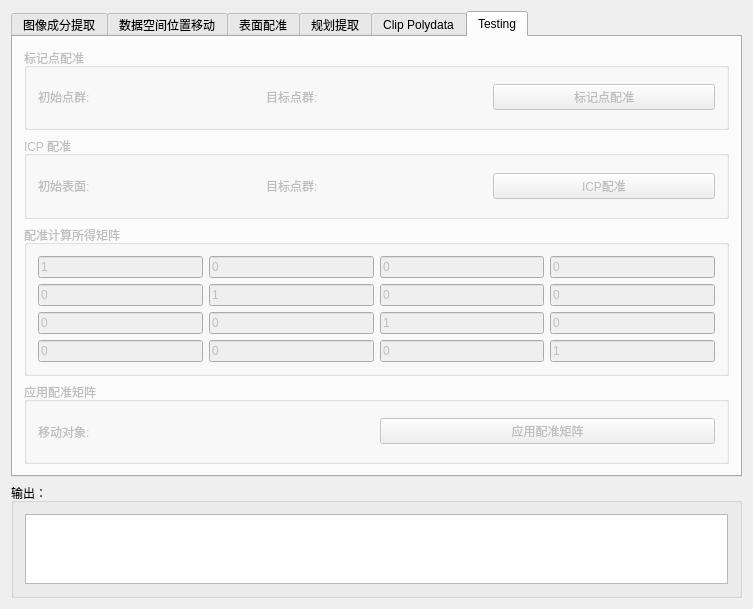
Qt form Plugins/org.mitk.lancet.dentalwidget/src/internal/DentalWidgetControls.ui (zhaomengxiao/LancetMITK-Adition) before a commit.
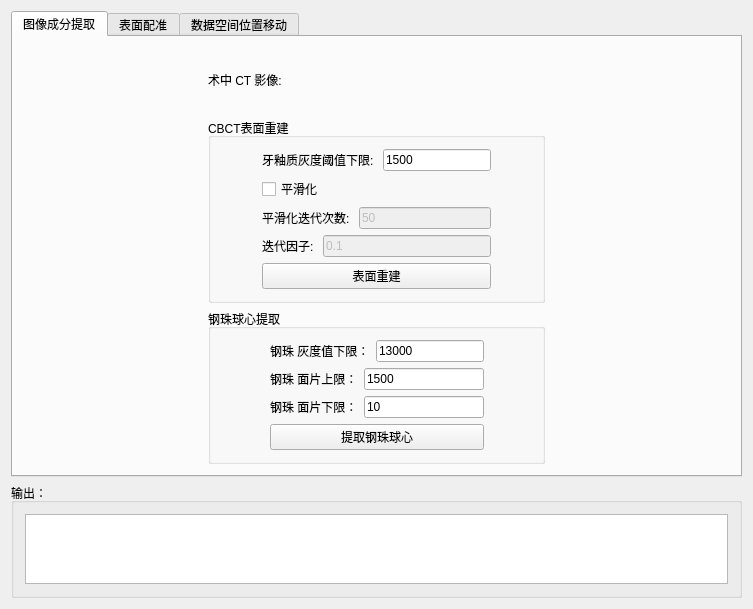
The same form after that commit. The open tabs and pages were chosen to show the change. Custom widgets are drawn as their Qt base class.

Commit message: Cleanup and steelball center detection

The edit to the form file:
```diff
--- a/Plugins/org.mitk.lancet.dentalwidget/src/internal/DentalWidgetControls.ui
+++ b/Plugins/org.mitk.lancet.dentalwidget/src/internal/DentalWidgetControls.ui
@@ -19,7 +19,7 @@
   <property name="windowTitle">
    <string>QmitkTemplate</string>
   </property>
-  <layout class="QGridLayout" name="gridLayout_16">
+  <layout class="QGridLayout" name="gridLayout">
    <item row="1" column="0">
     <widget class="QGroupBox" name="groupBox_2">
      <property name="title">
@@ -50,19 +50,19 @@
       <attribute name="title">
        <string>图像成分提取</string>
       </attribute>
-      <layout class="QGridLayout" name="gridLayout_4">
-       <item row="0" column="0">
+      <layout class="QGridLayout" name="gridLayout_12">
+       <item row="1" column="1" colspan="2">
         <widget class="QGroupBox" name="groupBox_3">
          <property name="title">
           <string>CBCT表面重建</string>
          </property>
          <layout class="QGridLayout" name="gridLayout_3">
-          <item row="1" column="0">
+          <item row="0" column="1">
            <layout class="QHBoxLayout" name="horizontalLayout_2">
             <item>
              <widget class="QLabel" name="label_2">
               <property name="text">
-               <string>牙灰度阈值下限: </string>
+               <string>牙釉质灰度阈值下限: </string>
               </property>
              </widget>
             </item>
@@ -75,17 +75,14 @@
             </item>
            </layout>
           </item>
-          <item row="2" column="0">
-           <widget class="QCheckBox" name="checkBox_useSmooth">
-            <property name="enabled">
-             <bool>true</bool>
-            </property>
+          <item row="4" column="1">
+           <widget class="QPushButton" name="pushButton_reconstructSurface">
             <property name="text">
-             <string>平滑化</string>
+             <string>表面重建</string>
             </property>
            </widget>
           </item>
-          <item row="3" column="0">
+          <item row="2" column="1">
            <layout class="QHBoxLayout" name="horizontalLayout_3">
             <item>
              <widget class="QLabel" name="label_3">
@@ -106,7 +103,7 @@
             </item>
            </layout>
           </item>
-          <item row="4" column="0">
+          <item row="3" column="1">
            <layout class="QHBoxLayout" name="horizontalLayout_4">
             <item>
              <widget class="QLabel" name="label_4">
@@ -127,30 +124,335 @@
             </item>
            </layout>
           </item>
-          <item row="5" column="0">
-           <widget class="QPushButton" name="pushButton_reconstructSurface">
+          <item row="2" column="0">
+           <spacer name="horizontalSpacer_3">
+            <property name="orientation">
+             <enum>Qt::Horizontal</enum>
+            </property>
+            <property name="sizeHint" stdset="0">
+             <size>
+              <width>40</width>
+              <height>20</height>
+             </size>
+            </property>
+           </spacer>
+          </item>
+          <item row="1" column="1">
+           <widget class="QCheckBox" name="checkBox_useSmooth">
+            <property name="enabled">
+             <bool>true</bool>
+            </property>
             <property name="text">
-             <string>表面重建</string>
+             <string>平滑化</string>
             </property>
            </widget>
           </item>
-          <item row="0" column="0">
+          <item row="2" column="2">
+           <spacer name="horizontalSpacer_4">
+            <property name="orientation">
+             <enum>Qt::Horizontal</enum>
+            </property>
+            <property name="sizeHint" stdset="0">
+             <size>
+              <width>40</width>
+              <height>20</height>
+             </size>
+            </property>
+           </spacer>
+          </item>
+         </layout>
+        </widget>
+       </item>
+       <item row="0" column="2">
+        <widget class="QmitkSingleNodeSelectionWidget" name="mitkNodeSelectWidget_intraopCt" native="true">
+         <property name="enabled">
+          <bool>true</bool>
+         </property>
+        </widget>
+       </item>
+       <item row="2" column="1" colspan="2">
+        <widget class="QGroupBox" name="groupBox_6">
+         <property name="title">
+          <string>钢珠球心提取</string>
+         </property>
+         <layout class="QGridLayout" name="gridLayout_4">
+          <item row="1" column="1">
            <layout class="QHBoxLayout" name="horizontalLayout">
             <item>
-             <widget class="QLabel" name="label">
+             <widget class="QLabel" name="label_7">
               <property name="text">
-               <string>术中 CT 影像: </string>
+               <string>钢珠 面片上限：</string>
               </property>
              </widget>
             </item>
             <item>
-             <widget class="QmitkSingleNodeSelectionWidget" name="mitkNodeSelectWidget_intraopCt" native="true">
-              <property name="enabled">
-               <bool>true</bool>
+             <widget class="QLineEdit" name="lineEdit_ballMaxCell">
+              <property name="text">
+               <string>1500</string>
               </property>
              </widget>
             </item>
            </layout>
+          </item>
+          <item row="2" column="1">
+           <layout class="QHBoxLayout" name="horizontalLayout_5">
+            <item>
+             <widget class="QLabel" name="label_8">
+              <property name="text">
+               <string>钢珠 面片下限：</string>
+              </property>
+             </widget>
+            </item>
+            <item>
+             <widget class="QLineEdit" name="lineEdit_ballMinCell">
+              <property name="text">
+               <string>10</string>
+              </property>
+             </widget>
+            </item>
+           </layout>
+          </item>
+          <item row="3" column="1">
+           <widget class="QPushButton" name="pushButton_extractBallCenters">
+            <property name="text">
+             <string>提取钢珠球心</string>
+            </property>
+           </widget>
+          </item>
+          <item row="0" column="1">
+           <layout class="QHBoxLayout" name="horizontalLayout_6">
+            <item>
+             <widget class="QLabel" name="label_9">
+              <property name="text">
+               <string>钢珠 灰度值下限：</string>
+              </property>
+             </widget>
+            </item>
+            <item>
+             <widget class="QLineEdit" name="lineEdit_ballGrayValue">
+              <property name="text">
+               <string>13000</string>
+              </property>
+             </widget>
+            </item>
+           </layout>
+          </item>
+          <item row="1" column="0">
+           <spacer name="horizontalSpacer_5">
+            <property name="orientation">
+             <enum>Qt::Horizontal</enum>
+            </property>
+            <property name="sizeHint" stdset="0">
+             <size>
+              <width>40</width>
+              <height>20</height>
+             </size>
+            </property>
+           </spacer>
+          </item>
+          <item row="2" column="2">
+           <spacer name="horizontalSpacer_6">
+            <property name="orientation">
+             <enum>Qt::Horizontal</enum>
+            </property>
+            <property name="sizeHint" stdset="0">
+             <size>
+              <width>40</width>
+              <height>20</height>
+             </size>
+            </property>
+           </spacer>
+          </item>
+         </layout>
+        </widget>
+       </item>
+       <item row="0" column="0">
+        <spacer name="horizontalSpacer_7">
+         <property name="orientation">
+          <enum>Qt::Horizontal</enum>
+         </property>
+         <property name="sizeHint" stdset="0">
+          <size>
+           <width>40</width>
+           <height>20</height>
+          </size>
+         </property>
+        </spacer>
+       </item>
+       <item row="0" column="1">
+        <widget class="QLabel" name="label">
+         <property name="text">
+          <string>术中 CT 影像: </string>
+         </property>
+        </widget>
+       </item>
+       <item row="0" column="3">
+        <spacer name="horizontalSpacer_8">
+         <property name="orientation">
+          <enum>Qt::Horizontal</enum>
+         </property>
+         <property name="sizeHint" stdset="0">
+          <size>
+           <width>40</width>
+           <height>20</height>
+          </size>
+         </property>
+        </spacer>
+       </item>
+      </layout>
+     </widget>
+     <widget class="QWidget" name="tab_4">
+      <attribute name="title">
+       <string>表面配准</string>
+      </attribute>
+      <layout class="QGridLayout" name="gridLayout_15">
+       <item row="0" column="0">
+        <widget class="QGroupBox" name="groupBox_4">
+         <property name="title">
+          <string>一键配准</string>
+         </property>
+         <layout class="QGridLayout" name="gridLayout_9">
+          <item row="0" column="0">
+           <spacer name="horizontalSpacer_9">
+            <property name="orientation">
+             <enum>Qt::Horizontal</enum>
+            </property>
+            <property name="sizeHint" stdset="0">
+             <size>
+              <width>40</width>
+              <height>20</height>
+             </size>
+            </property>
+           </spacer>
+          </item>
+          <item row="1" column="1">
+           <widget class="QPushButton" name="pushButton_registerIos_">
+            <property name="text">
+             <string>配准 并 移动 口扫模型</string>
+            </property>
+           </widget>
+          </item>
+          <item row="0" column="1">
+           <widget class="QGroupBox" name="groupBox">
+            <property name="title">
+             <string>请确认以下数据已就位</string>
+            </property>
+            <layout class="QGridLayout" name="gridLayout_8">
+             <item row="2" column="0">
+              <widget class="QLabel" name="label_12">
+               <property name="text">
+                <string>3. ios: 口扫模型表面数据(intraoral scan)，请重命名为“ios”</string>
+               </property>
+              </widget>
+             </item>
+             <item row="1" column="0">
+              <widget class="QLabel" name="label_6">
+               <property name="text">
+                <string>2. landmark_target: CBCT重建模型表面 对应之 特征标记点群</string>
+               </property>
+              </widget>
+             </item>
+             <item row="0" column="0">
+              <widget class="QLabel" name="label_5">
+               <property name="text">
+                <string>1. landmark_src: 口扫模型表面之 特征标记点群</string>
+               </property>
+              </widget>
+             </item>
+             <item row="3" column="0">
+              <widget class="QLabel" name="label_15">
+               <property name="text">
+                <string>4. Reconstructed CBCT surface：CBCT 表面重建模型 请确保其名为 “Reconstructed CBCT surface”</string>
+               </property>
+              </widget>
+             </item>
+            </layout>
+           </widget>
+          </item>
+          <item row="0" column="2">
+           <spacer name="horizontalSpacer_10">
+            <property name="orientation">
+             <enum>Qt::Horizontal</enum>
+            </property>
+            <property name="sizeHint" stdset="0">
+             <size>
+              <width>40</width>
+              <height>20</height>
+             </size>
+            </property>
+           </spacer>
+          </item>
+         </layout>
+        </widget>
+       </item>
+       <item row="2" column="0">
+        <widget class="QPushButton" name="pushButton_regReset_">
+         <property name="text">
+          <string>配准重置</string>
+         </property>
+        </widget>
+       </item>
+       <item row="1" column="0">
+        <widget class="QGroupBox" name="groupBox_10">
+         <property name="title">
+          <string>配准结果微修</string>
+         </property>
+         <layout class="QGridLayout" name="gridLayout_11">
+          <item row="0" column="0">
+           <spacer name="horizontalSpacer_11">
+            <property name="orientation">
+             <enum>Qt::Horizontal</enum>
+            </property>
+            <property name="sizeHint" stdset="0">
+             <size>
+              <width>40</width>
+              <height>20</height>
+             </size>
+            </property>
+           </spacer>
+          </item>
+          <item row="1" column="1">
+           <widget class="QPushButton" name="pushButton_fixIcp_">
+            <property name="text">
+             <string>微修配准结果 并 移动 口扫模型</string>
+            </property>
+           </widget>
+          </item>
+          <item row="0" column="1">
+           <widget class="QGroupBox" name="groupBox_11">
+            <property name="title">
+             <string>请确认以下项目</string>
+            </property>
+            <layout class="QGridLayout" name="gridLayout_10">
+             <item row="1" column="0">
+              <widget class="QLabel" name="label_17">
+               <property name="text">
+                <string>2. icp_fineTuning 已经包含点群数据；点群位于 ios 表面配准效果不佳处</string>
+               </property>
+              </widget>
+             </item>
+             <item row="0" column="0">
+              <widget class="QLabel" name="label_16">
+               <property name="text">
+                <string>1. “一键配准”已进行</string>
+               </property>
+              </widget>
+             </item>
+            </layout>
+           </widget>
+          </item>
+          <item row="0" column="2">
+           <spacer name="horizontalSpacer_12">
+            <property name="orientation">
+             <enum>Qt::Horizontal</enum>
+            </property>
+            <property name="sizeHint" stdset="0">
+             <size>
+              <width>40</width>
+              <height>20</height>
+             </size>
+            </property>
+           </spacer>
           </item>
          </layout>
         </widget>
@@ -324,535 +626,6 @@
        </item>
       </layout>
      </widget>
-     <widget class="QWidget" name="tab_4">
-      <attribute name="title">
-       <string>表面配准</string>
-      </attribute>
-      <layout class="QGridLayout" name="gridLayout_15">
-       <item row="1" column="0">
-        <widget class="QGroupBox" name="groupBox_10">
-         <property name="title">
-          <string>配准结果微修</string>
-         </property>
-         <layout class="QGridLayout" name="gridLayout_11">
-          <item row="0" column="0">
-           <widget class="QGroupBox" name="groupBox_11">
-            <property name="title">
-             <string>请确认以下项目</string>
-            </property>
-            <layout class="QGridLayout" name="gridLayout_10">
-             <item row="1" column="0">
-              <widget class="QLabel" name="label_17">
-               <property name="text">
-                <string>2. icp_fineTuning 已经包含点群数据；点群位于 ios 表面配准效果不佳处</string>
-               </property>
-              </widget>
-             </item>
-             <item row="0" column="0">
-              <widget class="QLabel" name="label_16">
-               <property name="text">
-                <string>1. “一键配准”已进行</string>
-               </property>
-              </widget>
-             </item>
-            </layout>
-           </widget>
-          </item>
-          <item row="1" column="0">
-           <widget class="QPushButton" name="pushButton_fixIcp_">
-            <property name="text">
-             <string>微修配准结果 并 移动 口扫模型</string>
-            </property>
-           </widget>
-          </item>
-         </layout>
-        </widget>
-       </item>
-       <item row="0" column="0">
-        <widget class="QGroupBox" name="groupBox_4">
-         <property name="title">
-          <string>一键配准</string>
-         </property>
-         <layout class="QGridLayout" name="gridLayout_9">
-          <item row="0" column="0">
-           <widget class="QGroupBox" name="groupBox">
-            <property name="title">
-             <string>请确认以下数据已就位</string>
-            </property>
-            <layout class="QGridLayout" name="gridLayout_8">
-             <item row="2" column="0">
-              <widget class="QLabel" name="label_12">
-               <property name="text">
-                <string>3. ios: 口扫模型表面数据(intraoral scan)，请重命名为“ios”</string>
-               </property>
-              </widget>
-             </item>
-             <item row="1" column="0">
-              <widget class="QLabel" name="label_6">
-               <property name="text">
-                <string>2. landmark_target: CBCT重建模型表面 对应之 特征标记点群</string>
-               </property>
-              </widget>
-             </item>
-             <item row="0" column="0">
-              <widget class="QLabel" name="label_5">
-               <property name="text">
-                <string>1. landmark_src: 口扫模型表面之 特征标记点群</string>
-               </property>
-              </widget>
-             </item>
-             <item row="3" column="0">
-              <widget class="QLabel" name="label_15">
-               <property name="text">
-                <string>4. Reconstructed CBCT surface：CBCT 表面重建模型 请确保其名为 “Reconstructed CBCT surface”</string>
-               </property>
-              </widget>
-             </item>
-            </layout>
-           </widget>
-          </item>
-          <item row="1" column="0">
-           <widget class="QPushButton" name="pushButton_registerIos_">
-            <property name="text">
-             <string>配准 并 移动 口扫模型</string>
-            </property>
-           </widget>
-          </item>
-         </layout>
-        </widget>
-       </item>
-       <item row="2" column="0">
-        <widget class="QPushButton" name="pushButton_regReset_">
-         <property name="text">
-          <string>配准重置</string>
-         </property>
-        </widget>
-       </item>
-      </layout>
-     </widget>
-     <widget class="QWidget" name="tab_6">
-      <attribute name="title">
-       <string>规划提取</string>
-      </attribute>
-      <widget class="QPushButton" name="pushButton_extractPlan">
-       <property name="geometry">
-        <rect>
-         <x>160</x>
-         <y>40</y>
-         <width>75</width>
-         <height>23</height>
-        </rect>
-       </property>
-       <property name="text">
-        <string>Extract</string>
-       </property>
-      </widget>
-     </widget>
-     <widget class="QWidget" name="tab_5">
-      <property name="enabled">
-       <bool>false</bool>
-      </property>
-      <attribute name="title">
-       <string>Clip Polydata</string>
-      </attribute>
-      <layout class="QGridLayout" name="gridLayout_17">
-       <item row="0" column="0">
-        <layout class="QHBoxLayout" name="horizontalLayout_13">
-         <item>
-          <widget class="QLabel" name="label_19">
-           <property name="text">
-            <string>Input Surface: </string>
-           </property>
-          </widget>
-         </item>
-         <item>
-          <widget class="QmitkSingleNodeSelectionWidget" name="mitkNodeSelectWidget_testInputSurface" native="true">
-           <property name="enabled">
-            <bool>false</bool>
-           </property>
-          </widget>
-         </item>
-        </layout>
-       </item>
-       <item row="1" column="0">
-        <layout class="QHBoxLayout" name="horizontalLayout_12">
-         <item>
-          <widget class="QLabel" name="label_18">
-           <property name="text">
-            <string>Surface Pointset: </string>
-           </property>
-          </widget>
-         </item>
-         <item>
-          <widget class="QmitkSingleNodeSelectionWidget" name="mitkNodeSelectWidget_testClipPoints" native="true">
-           <property name="enabled">
-            <bool>false</bool>
-           </property>
-          </widget>
-         </item>
-        </layout>
-       </item>
-       <item row="3" column="0">
-        <widget class="QPushButton" name="pushButton_testClip">
-         <property name="text">
-          <string>Clip</string>
-         </property>
-        </widget>
-       </item>
-       <item row="2" column="0">
-        <layout class="QHBoxLayout" name="horizontalLayout_14">
-         <item>
-          <widget class="QLabel" name="label_20">
-           <property name="text">
-            <string>Box size: </string>
-           </property>
-          </widget>
-         </item>
-         <item>
-          <widget class="QLineEdit" name="lineEdit_testBoxSize">
-           <property name="text">
-            <string>4</string>
-           </property>
-          </widget>
-         </item>
-        </layout>
-       </item>
-       <item row="4" column="0">
-        <spacer name="verticalSpacer">
-         <property name="orientation">
-          <enum>Qt::Vertical</enum>
-         </property>
-         <property name="sizeHint" stdset="0">
-          <size>
-           <width>20</width>
-           <height>40</height>
-          </size>
-         </property>
-        </spacer>
-       </item>
-      </layout>
-     </widget>
-     <widget class="QWidget" name="tab_3">
-      <property name="enabled">
-       <bool>false</bool>
-      </property>
-      <attribute name="title">
-       <string>Testing</string>
-      </attribute>
-      <layout class="QGridLayout" name="gridLayout">
-       <item row="0" column="0">
-        <widget class="QGroupBox" name="groupBox_6">
-         <property name="title">
-          <string>标记点配准</string>
-         </property>
-         <layout class="QGridLayout" name="gridLayout_12">
-          <item row="0" column="1">
-           <layout class="QHBoxLayout" name="horizontalLayout_5">
-            <item>
-             <widget class="QLabel" name="label_8">
-              <property name="text">
-               <string>目标点群:</string>
-              </property>
-             </widget>
-            </item>
-            <item>
-             <widget class="QmitkSingleNodeSelectionWidget" name="mitkNodeSelectWidget_LandmarkTargetPointset" native="true">
-              <property name="enabled">
-               <bool>false</bool>
-              </property>
-             </widget>
-            </item>
-           </layout>
-          </item>
-          <item row="0" column="0">
-           <layout class="QHBoxLayout" name="horizontalLayout_6">
-            <item>
-             <widget class="QLabel" name="label_7">
-              <property name="text">
-               <string>初始点群:</string>
-              </property>
-             </widget>
-            </item>
-            <item>
-             <widget class="QmitkSingleNodeSelectionWidget" name="mitkNodeSelectWidget_LandmarkSrcPointset" native="true">
-              <property name="enabled">
-               <bool>false</bool>
-              </property>
-             </widget>
-            </item>
-           </layout>
-          </item>
-          <item row="0" column="2">
-           <widget class="QPushButton" name="pushButton_Landmark">
-            <property name="text">
-             <string>标记点配准</string>
-            </property>
-           </widget>
-          </item>
-         </layout>
-        </widget>
-       </item>
-       <item row="1" column="0">
-        <widget class="QGroupBox" name="groupBox_7">
-         <property name="title">
-          <string>ICP 配准</string>
-         </property>
-         <layout class="QGridLayout" name="gridLayout_13">
-          <item row="0" column="1">
-           <layout class="QHBoxLayout" name="horizontalLayout_7">
-            <item>
-             <widget class="QLabel" name="label_10">
-              <property name="text">
-               <string>目标点群:</string>
-              </property>
-             </widget>
-            </item>
-            <item>
-             <widget class="QmitkSingleNodeSelectionWidget" name="mitkNodeSelectWidget_IcpTargetPointset" native="true">
-              <property name="enabled">
-               <bool>false</bool>
-              </property>
-             </widget>
-            </item>
-           </layout>
-          </item>
-          <item row="0" column="0">
-           <layout class="QHBoxLayout" name="horizontalLayout_8">
-            <item>
-             <widget class="QLabel" name="label_9">
-              <property name="text">
-               <string>初始表面:</string>
-              </property>
-             </widget>
-            </item>
-            <item>
-             <widget class="QmitkSingleNodeSelectionWidget" name="mitkNodeSelectWidget_IcpSrcSurface" native="true">
-              <property name="enabled">
-               <bool>false</bool>
-              </property>
-             </widget>
-            </item>
-           </layout>
-          </item>
-          <item row="0" column="2">
-           <widget class="QPushButton" name="pushButton_Icp">
-            <property name="text">
-             <string>ICP配准</string>
-            </property>
-           </widget>
-          </item>
-         </layout>
-        </widget>
-       </item>
-       <item row="2" column="0">
-        <widget class="QGroupBox" name="groupBox_8">
-         <property name="title">
-          <string>配准计算所得矩阵</string>
-         </property>
-         <layout class="QHBoxLayout" name="horizontalLayout_10">
-          <item>
-           <layout class="QGridLayout" name="gridLayout_14">
-            <item row="2" column="3">
-             <widget class="QLineEdit" name="lineEdit_RegistrationMatrix_14">
-              <property name="enabled">
-               <bool>false</bool>
-              </property>
-              <property name="text">
-               <string>0</string>
-              </property>
-             </widget>
-            </item>
-            <item row="2" column="1">
-             <widget class="QLineEdit" name="lineEdit_RegistrationMatrix_6">
-              <property name="enabled">
-               <bool>false</bool>
-              </property>
-              <property name="text">
-               <string>0</string>
-              </property>
-             </widget>
-            </item>
-            <item row="0" column="3">
-             <widget class="QLineEdit" name="lineEdit_RegistrationMatrix_12">
-              <property name="enabled">
-               <bool>false</bool>
-              </property>
-              <property name="text">
-               <string>0</string>
-              </property>
-             </widget>
-            </item>
-            <item row="1" column="0">
-             <widget class="QLineEdit" name="lineEdit_RegistrationMatrix_1">
-              <property name="enabled">
-               <bool>false</bool>
-              </property>
-              <property name="text">
-               <string>0</string>
-              </property>
-             </widget>
-            </item>
-            <item row="1" column="3">
-             <widget class="QLineEdit" name="lineEdit_RegistrationMatrix_13">
-              <property name="enabled">
-               <bool>false</bool>
-              </property>
-              <property name="text">
-               <string>0</string>
-              </property>
-             </widget>
-            </item>
-            <item row="2" column="0">
-             <widget class="QLineEdit" name="lineEdit_RegistrationMatrix_2">
-              <property name="enabled">
-               <bool>false</bool>
-              </property>
-              <property name="text">
-               <string>0</string>
-              </property>
-             </widget>
-            </item>
-            <item row="3" column="2">
-             <widget class="QLineEdit" name="lineEdit_RegistrationMatrix_11">
-              <property name="enabled">
-               <bool>false</bool>
-              </property>
-              <property name="text">
-               <string>0</string>
-              </property>
-             </widget>
-            </item>
-            <item row="1" column="2">
-             <widget class="QLineEdit" name="lineEdit_RegistrationMatrix_9">
-              <property name="enabled">
-               <bool>false</bool>
-              </property>
-              <property name="text">
-               <string>0</string>
-              </property>
-             </widget>
-            </item>
-            <item row="2" column="2">
-             <widget class="QLineEdit" name="lineEdit_RegistrationMatrix_10">
-              <property name="enabled">
-               <bool>false</bool>
-              </property>
-              <property name="text">
-               <string>1</string>
-              </property>
-             </widget>
-            </item>
-            <item row="0" column="1">
-             <widget class="QLineEdit" name="lineEdit_RegistrationMatrix_4">
-              <property name="enabled">
-               <bool>false</bool>
-              </property>
-              <property name="text">
-               <string>0</string>
-              </property>
-             </widget>
-            </item>
-            <item row="3" column="3">
-             <widget class="QLineEdit" name="lineEdit_RegistrationMatrix_15">
-              <property name="enabled">
-               <bool>false</bool>
-              </property>
-              <property name="text">
-               <string>1</string>
-              </property>
-             </widget>
-            </item>
-            <item row="3" column="1">
-             <widget class="QLineEdit" name="lineEdit_RegistrationMatrix_7">
-              <property name="enabled">
-               <bool>false</bool>
-              </property>
-              <property name="text">
-               <string>0</string>
-              </property>
-             </widget>
-            </item>
-            <item row="3" column="0">
-             <widget class="QLineEdit" name="lineEdit_RegistrationMatrix_3">
-              <property name="enabled">
-               <bool>false</bool>
-              </property>
-              <property name="text">
-               <string>0</string>
-              </property>
-             </widget>
-            </item>
-            <item row="0" column="0">
-             <widget class="QLineEdit" name="lineEdit_RegistrationMatrix_0">
-              <property name="enabled">
-               <bool>false</bool>
-              </property>
-              <property name="text">
-               <string>1</string>
-              </property>
-             </widget>
-            </item>
-            <item row="0" column="2">
-             <widget class="QLineEdit" name="lineEdit_RegistrationMatrix_8">
-              <property name="enabled">
-               <bool>false</bool>
-              </property>
-              <property name="text">
-               <string>0</string>
-              </property>
-             </widget>
-            </item>
-            <item row="1" column="1">
-             <widget class="QLineEdit" name="lineEdit_RegistrationMatrix_5">
-              <property name="enabled">
-               <bool>false</bool>
-              </property>
-              <property name="text">
-               <string>1</string>
-              </property>
-             </widget>
-            </item>
-           </layout>
-          </item>
-         </layout>
-        </widget>
-       </item>
-       <item row="3" column="0">
-        <widget class="QGroupBox" name="groupBox_9">
-         <property name="title">
-          <string>应用配准矩阵</string>
-         </property>
-         <layout class="QHBoxLayout" name="horizontalLayout_9">
-          <item>
-           <layout class="QHBoxLayout" name="horizontalLayout_11">
-            <item>
-             <widget class="QLabel" name="label_11">
-              <property name="text">
-               <string>移动对象:</string>
-              </property>
-             </widget>
-            </item>
-            <item>
-             <widget class="QmitkSingleNodeSelectionWidget" name="mitkNodeSelectWidget_MovingObject" native="true">
-              <property name="enabled">
-               <bool>false</bool>
-              </property>
-             </widget>
-            </item>
-           </layout>
-          </item>
-          <item>
-           <widget class="QPushButton" name="pushButton_ApplyRegistrationMatrix">
-            <property name="text">
-             <string>应用配准矩阵</string>
-            </property>
-           </widget>
-          </item>
-         </layout>
-        </widget>
-       </item>
-      </layout>
-     </widget>
     </widget>
    </item>
   </layout>
```
The commit also changes 7 other files.
